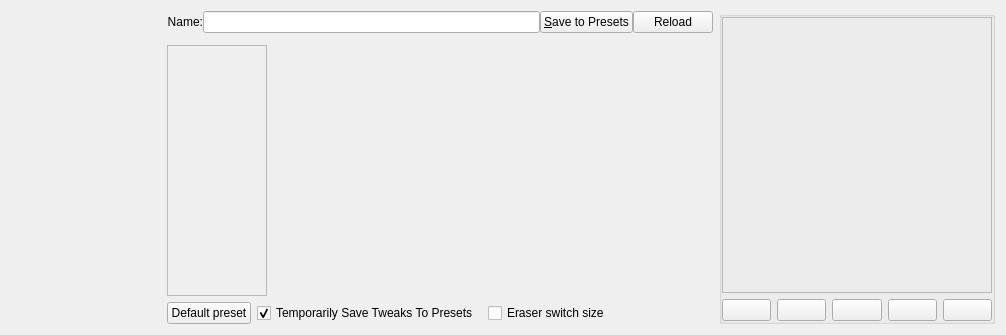
Qt form krita/ui/forms/wdgpaintopsettings.ui (KDE/krita) before a commit.
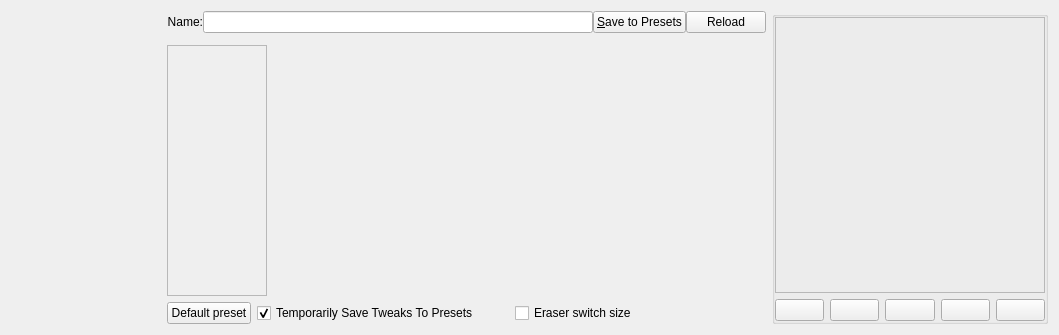
The same form after that commit. Custom widgets are drawn as their Qt base class.

Commit message: add some tooltips to brush settings

The edit to the form file:
```diff
--- a/krita/ui/forms/wdgpaintopsettings.ui
+++ b/krita/ui/forms/wdgpaintopsettings.ui
@@ -6,7 +6,7 @@
    <rect>
     <x>0</x>
     <y>0</y>
-    <width>1006</width>
+    <width>1059</width>
     <height>335</height>
    </rect>
   </property>
```
Left out of the diff: 26 changed lines with no effect on the pictures.
